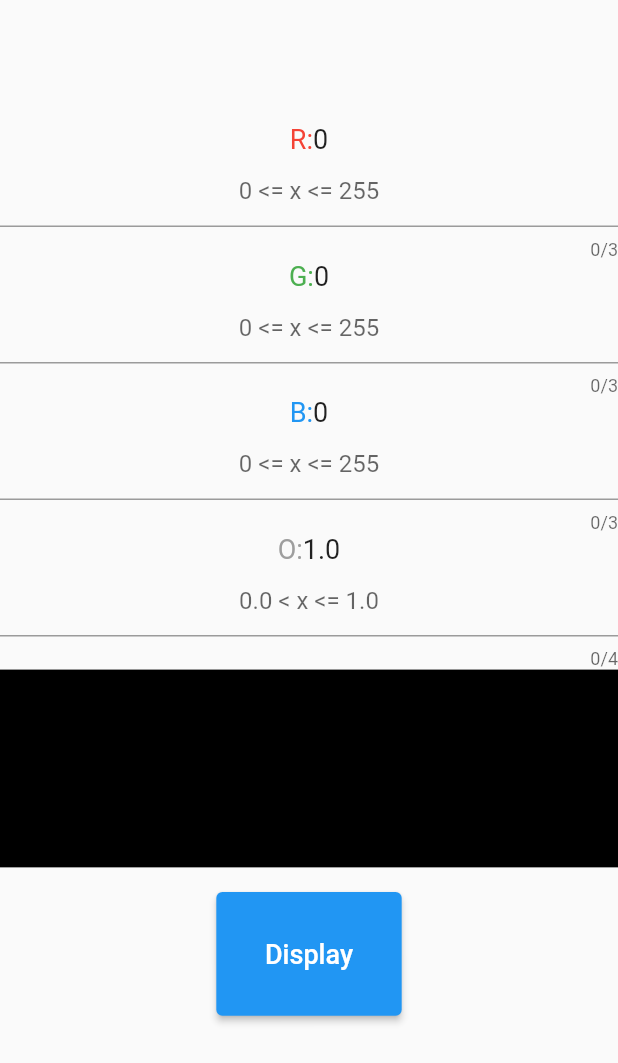
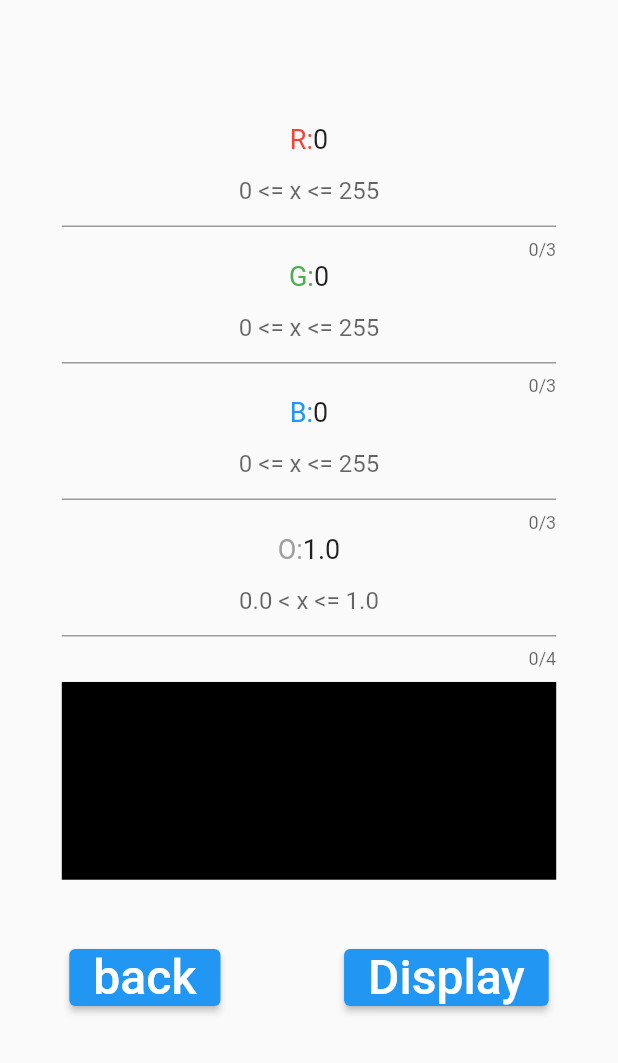
Before and after one commit to Numgluo/change_color, a Flutter app: the screen it shows after launch, after a tap on "SET", after a tap on "text", on a phone screen of 412 x 824 dp. Shown: the top 1063 px of the screen. Run offline on Flutter 3.47's test engine with Material 2 defaults, Android fonts, the phone set to English and light mode, and no system bars; our stand-ins replace flutter_riverpod, flutter_screenutil.

Commit message:
2023/02/16 16:21:46

```diff
--- a/lib/main.dart
+++ b/lib/main.dart
@@ -29,18 +29,16 @@ class config extends StatelessWidget{
       splitScreenMode:true,
       builder: (context, child) {
         return MaterialApp(
+          debugShowCheckedModeBanner: false,
           home: child,
         );
       },
       child: StartPage()
       );
-
   }
-
 }
 
 class StartPage extends StatelessWidget {
-
   @override
   Widget build(BuildContext context) {
     final _width = MediaQuery.of(context).size.width;
@@ -64,7 +62,6 @@ class StartPage extends StatelessWidget {
                 Expanded(
                   child:Padding(
                     padding: EdgeInsets.symmetric(vertical: _height * 0.1, horizontal: _height * 0.1),
-                    child:SizedBox(
                       child:ElevatedButton(          //Display画面に遷移
                         child: Text('TEMPLATE',
                           style: TextStyle(
@@ -81,7 +78,6 @@ class StartPage extends StatelessWidget {
                           );
                         },
                       ),
-                    ),
                   ),
                 ),
                Expanded(
@@ -94,12 +90,12 @@ class StartPage extends StatelessWidget {
                           children:[
                             Text('SET',
                               style: TextStyle(
-                                fontSize: 48.sp
+                                fontSize: 36.sp
                               ),
                             ),
                             Text('COLOR',
                               style: TextStyle(
-                                fontSize: 48.sp
+                                fontSize: 36.sp
                               ),
                             ),
                           ]
--- a/lib/self_change_color.dart
+++ b/lib/self_change_color.dart
@@ -185,7 +185,6 @@ class SelfChangeColor extends ConsumerWidget{
                   ],
                 ),
 
-
                 Padding(
                   padding: EdgeInsets.symmetric(vertical: _height * 0.05,horizontal: _width * 0.1),
                   child:Container(
@@ -202,9 +201,8 @@ class SelfChangeColor extends ConsumerWidget{
                   mainAxisAlignment:MainAxisAlignment.center,
                   children:[
                     Padding(
-                      padding: EdgeInsets.only(right: _width * 0.2),
+                      padding: EdgeInsets.only(right:_width * 0.2),
                       child:SizedBox(
-                        width: _width * 0.25,
                         child:ElevatedButton(
                           onPressed: (){
                             Navigator.of(context).push(
@@ -216,14 +214,13 @@ class SelfChangeColor extends ConsumerWidget{
                           },
                           child: Text('Display',
                             style: TextStyle(
-                              fontSize: ScreenUtil().setSp(16),
+                              fontSize: ScreenUtil().setSp(32),
                             ),
                           ),
                         ),
                       ),
                     ),
                     SizedBox(
-                      width: _width * 0.25,
                       child:ElevatedButton(
                         onPressed: (){
                           Navigator.of(context).push(
@@ -234,7 +231,7 @@ class SelfChangeColor extends ConsumerWidget{
                         },
                         child: Text('text',
                           style: TextStyle(
-                            fontSize: ScreenUtil().setSp(16)
+                            fontSize: ScreenUtil().setSp(32)
                           ),
                         ),
                       ),
--- a/lib/self_change_color_text.dart
+++ b/lib/self_change_color_text.dart
@@ -61,7 +61,9 @@ class SelfonText extends ConsumerWidget{
                   ),
                 ],
               ),
-              TextField(
+              SizedBox(
+                width:_width * 0.8,
+                child:TextField(
                   textAlign:TextAlign.center,
                   keyboardType: TextInputType.number,
                   maxLength: 3,
@@ -80,6 +82,7 @@ class SelfonText extends ConsumerWidget{
 
                   },
                 ),
+              ),
               Row(
                 mainAxisAlignment: MainAxisAlignment.center,
                 children:[
@@ -96,7 +99,9 @@ class SelfonText extends ConsumerWidget{
                   ),
                 ],
               ),
-              TextField(
+              SizedBox(
+                width:_width * 0.8,
+                child:TextField(
                   textAlign:TextAlign.center,
                   keyboardType: TextInputType.number,
                   maxLength: 3,
@@ -115,6 +120,7 @@ class SelfonText extends ConsumerWidget{
 
                   },
               ),
+              ),
               Row(
                 mainAxisAlignment: MainAxisAlignment.center,
                 children:[
@@ -131,7 +137,9 @@ class SelfonText extends ConsumerWidget{
                   ),
                 ]
               ),
-              TextField(
+              SizedBox(
+                width:_width * 0.8,
+                child:TextField(
                   textAlign:TextAlign.center,
                   keyboardType: TextInputType.number,
                   maxLength: 3,
@@ -150,6 +158,7 @@ class SelfonText extends ConsumerWidget{
 
                   },
                 ),
+              ),
               Row(
                 mainAxisAlignment: MainAxisAlignment.center,
                 children:[
@@ -166,7 +175,9 @@ class SelfonText extends ConsumerWidget{
                   ),
                 ],
               ),
-              TextField(
+              SizedBox(
+                width:_width * 0.8,
+                child:TextField(
                   textAlign:TextAlign.center,
                   maxLength: 4,
                   keyboardType: const TextInputType.numberWithOptions(signed:true, decimal: true ),
@@ -182,6 +193,10 @@ class SelfonText extends ConsumerWidget{
 
                   },
                 ),
+              ),
+              SizedBox(
+                height:_height * 0.01
+              ),
               Container(
                 color: boolNullDouble(changeOpacityValue)&&boolNullInt(changeRedValue, changeGreenValue, changeBlueValue)
                   ? Color.fromRGBO(
@@ -191,15 +206,31 @@ class SelfonText extends ConsumerWidget{
                     0,0,0,1,
                   ),
                 child:SizedBox(
-                  height: (_height * 0.16).h,
-                  width:double.infinity,
+                  height: _height * 0.16,
+                  width: _width * 0.8,
                 )
               ),
+              Row(
+                mainAxisAlignment: MainAxisAlignment.center,
+                children:[
                   Padding(
-                padding: EdgeInsets.only(top: _height * 0.02),
+                    padding: EdgeInsets.only(right:_width * 0.2),
                     child:SizedBox(
-                  height: _height * 0.1,
-                  width: _width * 0.3,
+                      child:ElevatedButton(
+                        onPressed: (){
+                            Navigator.of(context).pop();
+                          },
+                        child: Text("back",
+                          style: TextStyle(
+                            fontSize:ScreenUtil().setSp(32),
+                          ),
+                        ),
+                      ),
+                    ),
+                  ),
+                  Padding(
+                    padding: EdgeInsets.symmetric(vertical: _height * 0.05),
+                    child:SizedBox(
                       child:ElevatedButton(
                         onPressed: (){
                           if(errorLog(context,changeRedValue, changeGreenValue, changeBlueValue, changeOpacityValue)){
@@ -213,12 +244,14 @@ class SelfonText extends ConsumerWidget{
                         },
                         child: Text("Display",
                           style: TextStyle(
-                        fontSize:ScreenUtil().setSp(18),
+                            fontSize:ScreenUtil().setSp(32),
                           ),
                         ),
                       ),
                     ),
                   ),
+                ]
+              )
             ],
           ),
           ),
```
Lines whose indentation alone changed are shown as unchanged.
